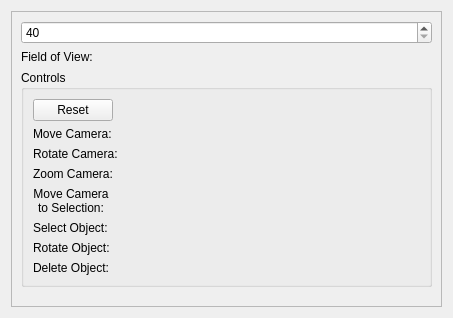
Before: the Qt Designer form ui/widgets/settings/module_designer.ui in NickHugi/PyKotor, drawn with Qt 5.
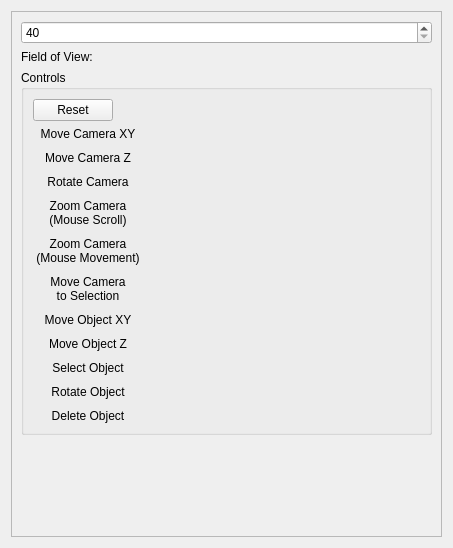
After: the same form once the commit is applied. Custom widgets are drawn as their Qt base class.

Commit message: Add more controls to Module Designer

Diff of the .ui file:
```diff
--- a/ui/widgets/settings/module_designer.ui
+++ b/ui/widgets/settings/module_designer.ui
@@ -7,7 +7,7 @@
     <x>0</x>
     <y>0</y>
     <width>453</width>
-    <height>318</height>
+    <height>548</height>
    </rect>
   </property>
   <property name="windowTitle">
@@ -25,7 +25,7 @@
         <x>0</x>
         <y>0</y>
         <width>433</width>
-        <height>298</height>
+        <height>528</height>
        </rect>
       </property>
       <layout class="QVBoxLayout" name="verticalLayout">
@@ -78,80 +78,309 @@
           </item>
           <item>
            <layout class="QFormLayout" name="formLayout">
+            <property name="verticalSpacing">
+             <number>10</number>
+            </property>
             <item row="0" column="0">
              <widget class="QLabel" name="label_2">
+              <property name="minimumSize">
+               <size>
+                <width>110</width>
+                <height>0</height>
+               </size>
+              </property>
+              <property name="toolTip">
+               <string>Reacts to mouse movement.</string>
+              </property>
+              <property name="styleSheet">
+               <string notr="true">QLabel:hover {
+	color: #555;
+}</string>
+              </property>
               <property name="text">
-               <string>Move Camera:</string>
+               <string>Move Camera XY</string>
+              </property>
+              <property name="alignment">
+               <set>Qt::AlignCenter</set>
               </property>
              </widget>
             </item>
             <item row="0" column="1">
              <widget class="SetBindWidget" name="moveCameraBindEdit" native="true"/>
             </item>
-            <item row="1" column="0">
+            <item row="2" column="0">
              <widget class="QLabel" name="label_3">
+              <property name="minimumSize">
+               <size>
+                <width>110</width>
+                <height>0</height>
+               </size>
+              </property>
+              <property name="toolTip">
+               <string>Reacts to mouse movement.</string>
+              </property>
+              <property name="styleSheet">
+               <string notr="true">QLabel:hover {
+	color: #555;
+}</string>
+              </property>
               <property name="text">
-               <string>Rotate Camera:</string>
+               <string>Rotate Camera</string>
+              </property>
+              <property name="alignment">
+               <set>Qt::AlignCenter</set>
               </property>
              </widget>
             </item>
-            <item row="1" column="1">
+            <item row="2" column="1">
              <widget class="SetBindWidget" name="rotateCameraBindEdit" native="true"/>
             </item>
-            <item row="2" column="0">
+            <item row="3" column="0">
              <widget class="QLabel" name="label_4">
+              <property name="minimumSize">
+               <size>
+                <width>110</width>
+                <height>0</height>
+               </size>
+              </property>
+              <property name="toolTip">
+               <string>Reacts to mouse scrolling.</string>
+              </property>
+              <property name="styleSheet">
+               <string notr="true">QLabel:hover {
+	color: #555;
+}</string>
+              </property>
               <property name="text">
-               <string>Zoom Camera:</string>
+               <string>Zoom Camera
+(Mouse Scroll)</string>
+              </property>
+              <property name="alignment">
+               <set>Qt::AlignCenter</set>
               </property>
              </widget>
             </item>
-            <item row="2" column="1">
+            <item row="3" column="1">
              <widget class="SetBindWidget" name="zoomCameraBindEdit" native="true"/>
             </item>
-            <item row="4" column="0">
+            <item row="8" column="0">
              <widget class="QLabel" name="label_5">
+              <property name="minimumSize">
+               <size>
+                <width>110</width>
+                <height>0</height>
+               </size>
+              </property>
+              <property name="toolTip">
+               <string>Reacts to mouse buttons.</string>
+              </property>
+              <property name="styleSheet">
+               <string notr="true">QLabel:hover {
+	color: #555;
+}</string>
+              </property>
               <property name="text">
-               <string>Select Object:</string>
+               <string>Select Object</string>
+              </property>
+              <property name="alignment">
+               <set>Qt::AlignCenter</set>
               </property>
              </widget>
             </item>
-            <item row="4" column="1">
+            <item row="8" column="1">
              <widget class="SetBindWidget" name="selectObjectBindEdit" native="true"/>
             </item>
-            <item row="5" column="0">
+            <item row="9" column="0">
              <widget class="QLabel" name="label_6">
+              <property name="minimumSize">
+               <size>
+                <width>110</width>
+                <height>0</height>
+               </size>
+              </property>
+              <property name="toolTip">
+               <string>Reacts to mouse movement.</string>
+              </property>
+              <property name="styleSheet">
+               <string notr="true">QLabel:hover {
+	color: #555;
+}</string>
+              </property>
               <property name="text">
-               <string>Rotate Object:</string>
+               <string>Rotate Object</string>
+              </property>
+              <property name="alignment">
+               <set>Qt::AlignCenter</set>
               </property>
              </widget>
             </item>
-            <item row="5" column="1">
+            <item row="9" column="1">
              <widget class="SetBindWidget" name="rotateObjectBindEdit" native="true"/>
             </item>
-            <item row="6" column="0">
+            <item row="10" column="0">
              <widget class="QLabel" name="label_7">
+              <property name="minimumSize">
+               <size>
+                <width>110</width>
+                <height>0</height>
+               </size>
+              </property>
+              <property name="toolTip">
+               <string>Reacts to keyboard input.</string>
+              </property>
+              <property name="styleSheet">
+               <string notr="true">QLabel:hover {
+	color: #555;
+}</string>
+              </property>
               <property name="text">
-               <string>Delete Object:</string>
+               <string>Delete Object</string>
+              </property>
+              <property name="alignment">
+               <set>Qt::AlignCenter</set>
               </property>
              </widget>
             </item>
-            <item row="6" column="1">
+            <item row="10" column="1">
              <widget class="SetBindWidget" name="deleteObjectBindEdit" native="true"/>
             </item>
-            <item row="3" column="0">
+            <item row="5" column="0">
              <widget class="QLabel" name="label_8">
+              <property name="minimumSize">
+               <size>
+                <width>110</width>
+                <height>0</height>
+               </size>
+              </property>
+              <property name="toolTip">
+               <string>Reacts to keyboard input.</string>
+              </property>
+              <property name="styleSheet">
+               <string notr="true">QLabel:hover {
+	color: #555;
+}</string>
+              </property>
               <property name="text">
                <string>Move Camera
-to Selection:</string>
+to Selection</string>
               </property>
               <property name="alignment">
                <set>Qt::AlignCenter</set>
               </property>
              </widget>
             </item>
-            <item row="3" column="1">
+            <item row="5" column="1">
              <widget class="SetBindWidget" name="moveCameraToSelectionBindEdit" native="true"/>
             </item>
+            <item row="4" column="0">
+             <widget class="QLabel" name="label_9">
+              <property name="minimumSize">
+               <size>
+                <width>110</width>
+                <height>0</height>
+               </size>
+              </property>
+              <property name="toolTip">
+               <string>Reacts to mouse scrolling.</string>
+              </property>
+              <property name="styleSheet">
+               <string notr="true">QLabel:hover {
+	color: #555;
+}</string>
+              </property>
+              <property name="text">
+               <string>Zoom Camera
+(Mouse Movement)</string>
+              </property>
+              <property name="alignment">
+               <set>Qt::AlignCenter</set>
+              </property>
+             </widget>
+            </item>
+            <item row="6" column="0">
+             <widget class="QLabel" name="label_10">
+              <property name="minimumSize">
+               <size>
+                <width>110</width>
+                <height>0</height>
+               </size>
+              </property>
+              <property name="toolTip">
+               <string>Reacts to mouse scrolling.</string>
+              </property>
+              <property name="styleSheet">
+               <string notr="true">QLabel:hover {
+	color: #555;
+}</string>
+              </property>
+              <property name="text">
+               <string>Move Object XY</string>
+              </property>
+              <property name="alignment">
+               <set>Qt::AlignCenter</set>
+              </property>
+             </widget>
+            </item>
+            <item row="7" column="0">
+             <widget class="QLabel" name="label_11">
+              <property name="minimumSize">
+               <size>
+                <width>110</width>
+                <height>0</height>
+               </size>
+              </property>
+              <property name="toolTip">
+               <string>Reacts to mouse scrolling.</string>
+              </property>
+              <property name="styleSheet">
+               <string notr="true">QLabel:hover {
+	color: #555;
+}</string>
+              </property>
+              <property name="text">
+               <string>Move Object Z</string>
+              </property>
+              <property name="alignment">
+               <set>Qt::AlignCenter</set>
+              </property>
+             </widget>
+            </item>
+            <item row="1" column="0">
+             <widget class="QLabel" name="label_12">
+              <property name="minimumSize">
+               <size>
+                <width>110</width>
+                <height>0</height>
+               </size>
+              </property>
+              <property name="toolTip">
+               <string>Reacts to mouse movement.</string>
+              </property>
+              <property name="styleSheet">
+               <string notr="true">QLabel:hover {
+	color: #555;
+}</string>
+              </property>
+              <property name="text">
+               <string>Move Camera Z</string>
+              </property>
+              <property name="alignment">
+               <set>Qt::AlignCenter</set>
+              </property>
+             </widget>
+            </item>
+            <item row="1" column="1">
+             <widget class="SetBindWidget" name="moveCameraZBindEdit" native="true"/>
+            </item>
+            <item row="4" column="1">
+             <widget class="SetBindWidget" name="zoomCameraMMBindEdit" native="true"/>
+            </item>
+            <item row="6" column="1">
+             <widget class="SetBindWidget" name="moveObjectXYBindEdit" native="true"/>
+            </item>
+            <item row="7" column="1">
+             <widget class="SetBindWidget" name="moveObjectZBindEdit" native="true"/>
+            </item>
            </layout>
           </item>
          </layout>
```
The commit also changes 3 other files.
